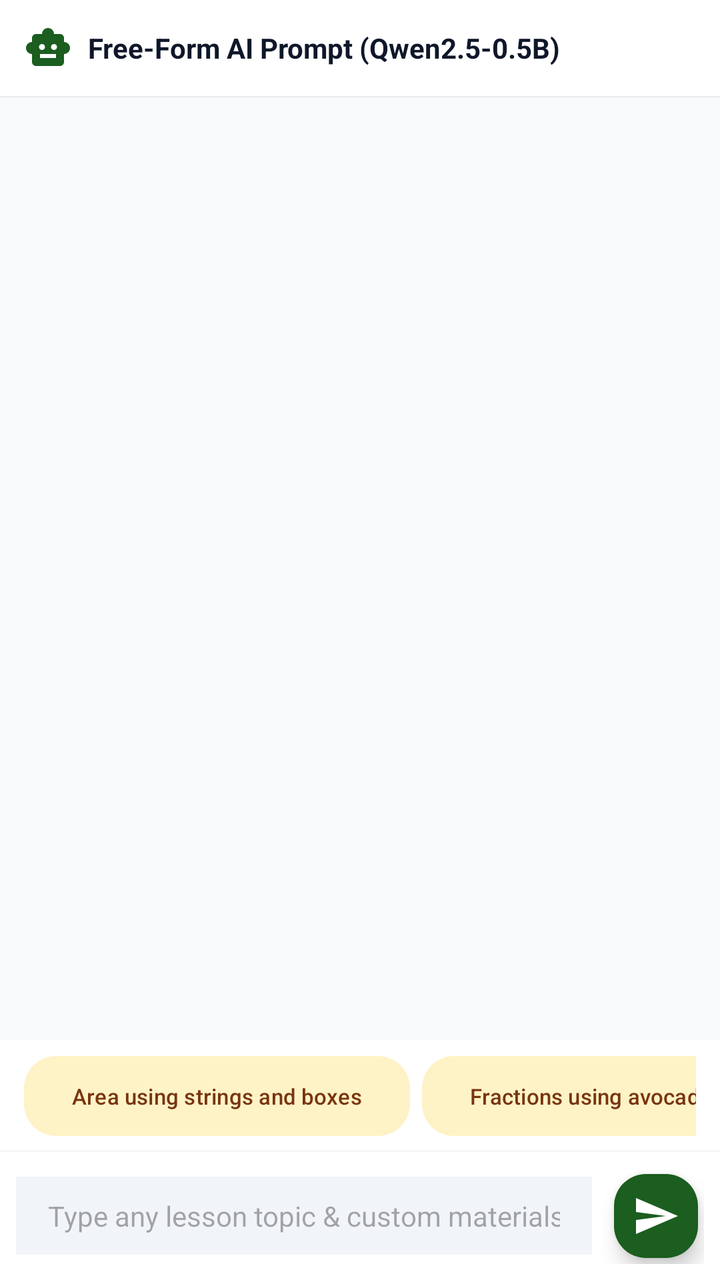
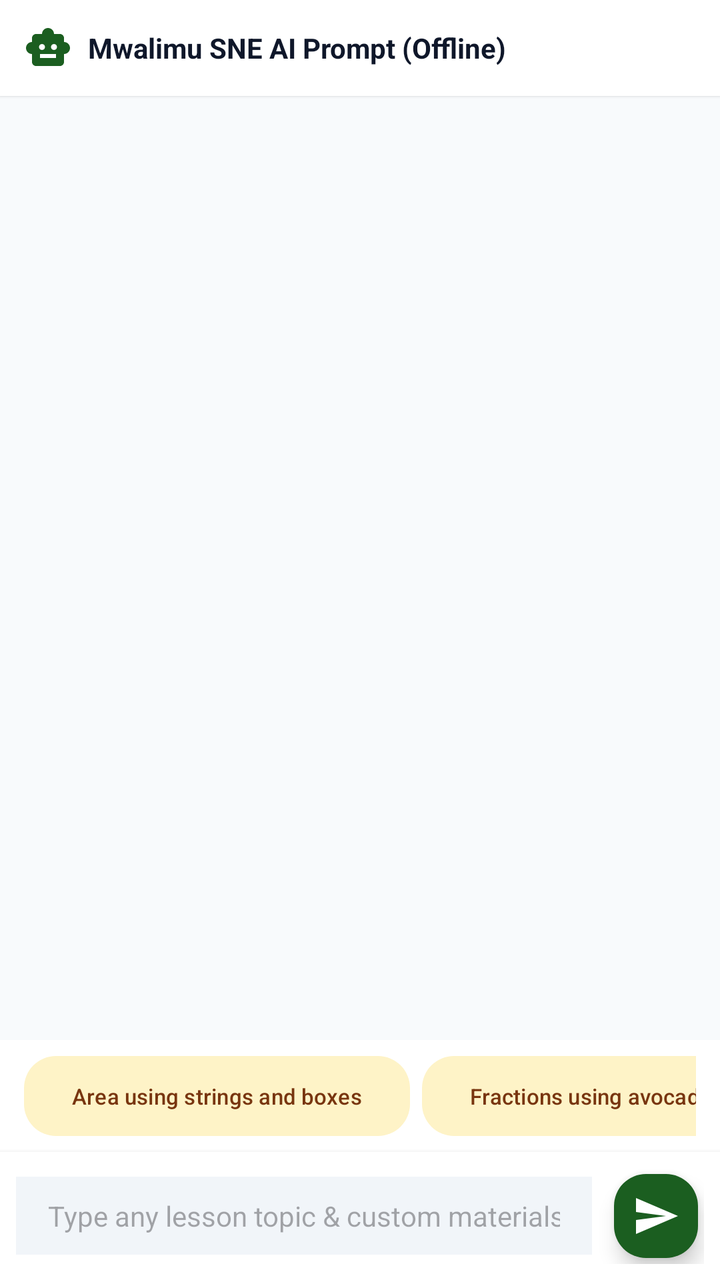

The first picture is an Android layout as it rendered before a commit; the second is the same layout after the commit. The layout source and the unified diff follow.
<!-- AndroidManifest.xml: application theme Theme.MwalimuAI -->
<!-- res/layout/fragment_offline_chat.xml -->
<?xml version="1.0" encoding="utf-8"?>
<androidx.constraintlayout.widget.ConstraintLayout xmlns:android="http://schemas.android.com/apk/res/android"
    xmlns:app="http://schemas.android.com/apk/res-auto"
    android:layout_width="match_parent"
    android:layout_height="match_parent"
    android:background="@color/background">

    
    <LinearLayout
        android:id="@+id/chatTopBar"
        android:layout_width="match_parent"
        android:layout_height="wrap_content"
        android:background="@color/surface"
        android:elevation="1dp"
        android:gravity="center_vertical"
        android:orientation="horizontal"
        android:padding="12dp"
        app:layout_constraintTop_toTopOf="parent">

        <ImageView
            android:layout_width="24dp"
            android:layout_height="24dp"
            android:src="@drawable/ic_smart_toy"
            app:tint="@color/primary" />

        <TextView
            android:id="@+id/tvChatTopTitle"
            android:layout_width="0dp"
            android:layout_height="wrap_content"
            android:layout_marginStart="8dp"
            android:layout_weight="1"
            android:text="Free-Form AI Prompt (Qwen2.5-0.5B)"
            android:textColor="@color/text_primary"
            android:textSize="14sp"
            android:textStyle="bold" />

        <com.google.android.material.button.MaterialButton
            android:id="@+id/btnOpenLastAsLesson"
            style="@style/Widget.Material3.Button.TonalButton"
            android:layout_width="wrap_content"
            android:layout_height="34dp"
            android:insetTop="0dp"
            android:insetBottom="0dp"
            android:paddingHorizontal="10dp"
            android:text="Open Full Lesson"
            android:textSize="11sp"
            android:visibility="gone"
            app:cornerRadius="8dp" />
    </LinearLayout>

    
    <androidx.recyclerview.widget.RecyclerView
        android:id="@+id/rvChatMessages"
        android:layout_width="match_parent"
        android:layout_height="0dp"
        android:clipToPadding="false"
        android:paddingVertical="8dp"
        app:layout_constraintBottom_toTopOf="@+id/chatSuggestionsScroll"
        app:layout_constraintTop_toBottomOf="@+id/chatTopBar" />

    
    <HorizontalScrollView
        android:id="@+id/chatSuggestionsScroll"
        android:layout_width="match_parent"
        android:layout_height="wrap_content"
        android:background="@color/surface"
        android:paddingHorizontal="12dp"
        android:paddingVertical="4dp"
        android:scrollbars="none"
        app:layout_constraintBottom_toTopOf="@+id/chatInputLayout">

        <LinearLayout
            android:layout_width="wrap_content"
            android:layout_height="wrap_content"
            android:orientation="horizontal">

            <com.google.android.material.button.MaterialButton
                android:id="@+id/btnSuggFractions"
                style="@style/Widget.Material3.Button.TonalButton"
                android:layout_width="wrap_content"
                android:layout_height="wrap_content"
                android:layout_marginEnd="6dp"
                android:text="Area using strings and boxes"
                android:textSize="11sp"
                app:cornerRadius="16dp" />

            <com.google.android.material.button.MaterialButton
                android:id="@+id/btnSuggLargeClass"
                style="@style/Widget.Material3.Button.TonalButton"
                android:layout_width="wrap_content"
                android:layout_height="wrap_content"
                android:layout_marginEnd="6dp"
                android:text="Fractions using avocado seeds"
                android:textSize="11sp"
                app:cornerRadius="16dp" />

            <com.google.android.material.button.MaterialButton
                android:id="@+id/btnSuggGame"
                style="@style/Widget.Material3.Button.TonalButton"
                android:layout_width="wrap_content"
                android:layout_height="wrap_content"
                android:layout_marginEnd="6dp"
                android:text="Division for 55 learners with sticks"
                android:textSize="11sp"
                app:cornerRadius="16dp" />

            <com.google.android.material.button.MaterialButton
                android:id="@+id/btnSuggRubric"
                style="@style/Widget.Material3.Button.TonalButton"
                android:layout_width="wrap_content"
                android:layout_height="wrap_content"
                android:text="3-D Objects using cardboard boxes"
                android:textSize="11sp"
                app:cornerRadius="16dp" />
        </LinearLayout>
    </HorizontalScrollView>

    
    <LinearLayout
        android:id="@+id/chatInputLayout"
        android:layout_width="match_parent"
        android:layout_height="wrap_content"
        android:background="@color/surface"
        android:elevation="4dp"
        android:gravity="center_vertical"
        android:orientation="horizontal"
        android:padding="8dp"
        app:layout_constraintBottom_toBottomOf="parent">

        <EditText
            android:id="@+id/etChatMessage"
            android:layout_width="0dp"
            android:layout_height="wrap_content"
            android:layout_weight="1"
            android:background="@color/surface_variant"
            android:hint="Type any lesson topic &amp; custom materials..."
            android:imeOptions="actionSend"
            android:inputType="textCapSentences"
            android:maxLines="2"
            android:paddingHorizontal="16dp"
            android:paddingVertical="10dp"
            android:singleLine="true"
            android:textColor="@color/text_primary"
            android:textSize="14sp" />

        <com.google.android.material.floatingactionbutton.FloatingActionButton
            android:id="@+id/btnSendMessage"
            android:layout_width="wrap_content"
            android:layout_height="wrap_content"
            android:layout_marginStart="8dp"
            android:contentDescription="Send"
            android:src="@drawable/ic_send"
            app:backgroundTint="@color/primary"
            app:fabCustomSize="42dp"
            app:tint="@color/white" />
    </LinearLayout>

</androidx.constraintlayout.widget.ConstraintLayout>
<!-- resources referenced by this layout -->
<resources>
  <color name="background">#F8FAFC</color>
  <color name="primary">#1B5E20</color>
  <color name="surface">#FFFFFF</color>
  <color name="surface_variant">#F1F5F9</color>
  <color name="text_primary">#0F172A</color>
  <color name="white">#FFFFFFFF</color>
  <!-- drawable ic_send (drawable) -->
  <vector xmlns:android="http://schemas.android.com/apk/res/android"
      android:width="24dp"
      android:height="24dp"
      android:viewportWidth="24"
      android:viewportHeight="24">
    <path
        android:fillColor="@android:color/white"
        android:pathData="M2.01,21L23,12 2.01,3 2,10l15,2 -15,2z"/>
  </vector>
  <!-- drawable ic_smart_toy (drawable) -->
  <vector xmlns:android="http://schemas.android.com/apk/res/android"
      android:width="24dp"
      android:height="24dp"
      android:viewportWidth="24"
      android:viewportHeight="24">
    <path
        android:fillColor="@android:color/white"
        android:pathData="M20,9V7c0,-1.1 -0.9,-2 -2,-2h-3c0,-1.66 -1.34,-3 -3,-3S9,3.34 9,5H6C4.9,5 4,5.9 4,7v2c-1.66,0 -3,1.34 -3,3s1.34,3 3,3v4c0,1.1 0.9,2 2,2h12c1.1,0 2,-0.9 2,-2v-4c1.66,0 3,-1.34 3,-3s-1.34,-3 -3,-3zM7.5,11.5c0,-0.83 0.67,-1.5 1.5,-1.5s1.5,0.67 1.5,1.5S9.83,13 9,13s-1.5,-0.67 -1.5,-1.5zM16,17H8v-2h8v2zM15,13c-0.83,0 -1.5,-0.67 -1.5,-1.5s0.67,-1.5 1.5,-1.5 1.5,0.67 1.5,1.5 -0.67,1.5 -1.5,1.5z"/>
  </vector>
  <style name="Theme.MwalimuAI" parent="Theme.Material3.DayNight.NoActionBar">
          
          <item name="colorPrimary">@color/primary</item>
          <item name="colorOnPrimary">@color/white</item>
          <item name="colorPrimaryContainer">@color/primary_container</item>
          <item name="colorOnPrimaryContainer">@color/on_primary_container</item>
          
          
          <item name="colorSecondary">@color/secondary</item>
          <item name="colorOnSecondary">@color/white</item>
          <item name="colorSecondaryContainer">@color/secondary_container</item>
          <item name="colorOnSecondaryContainer">@color/on_secondary_container</item>
  
          
          <item name="colorTertiary">@color/tertiary</item>
          <item name="colorOnTertiary">@color/white</item>
          <item name="colorTertiaryContainer">@color/tertiary_container</item>
          <item name="colorOnTertiaryContainer">@color/on_tertiary_container</item>
  
          
          <item name="android:colorBackground">@color/background</item>
          <item name="colorSurface">@color/surface</item>
          <item name="colorOnSurface">@color/text_primary</item>
          <item name="colorSurfaceVariant">@color/surface_variant</item>
          <item name="colorOnSurfaceVariant">@color/text_secondary</item>
  
          
          <item name="android:statusBarColor">@color/primary_dark</item>
          <item name="android:windowLightStatusBar">false</item>
          <item name="android:navigationBarColor">@color/surface</item>
          <item name="android:windowLightNavigationBar">true</item>
      </style>
  <color name="primary_container">#DCFCE7</color>
  <color name="on_primary_container">#14532D</color>
  <color name="secondary">#D97706</color>
  <color name="secondary_container">#FEF3C7</color>
  <color name="on_secondary_container">#78350F</color>
  <color name="tertiary">#0284C7</color>
  <color name="tertiary_container">#E0F2FE</color>
  <color name="on_tertiary_container">#0369A1</color>
  <color name="text_secondary">#475569</color>
  <color name="primary_dark">#0E3813</color>
</resources>

<!-- the commit's change to res/layout/fragment_offline_chat.xml (unified diff, before → after) -->
@@ -29,7 +29,7 @@
             android:layout_height="wrap_content"
             android:layout_marginStart="8dp"
             android:layout_weight="1"
-            android:text="Free-Form AI Prompt (Qwen2.5-0.5B)"
+            android:text="Mwalimu SNE AI Prompt (Offline)"
             android:textColor="@color/text_primary"
             android:textSize="14sp"
             android:textStyle="bold" />
